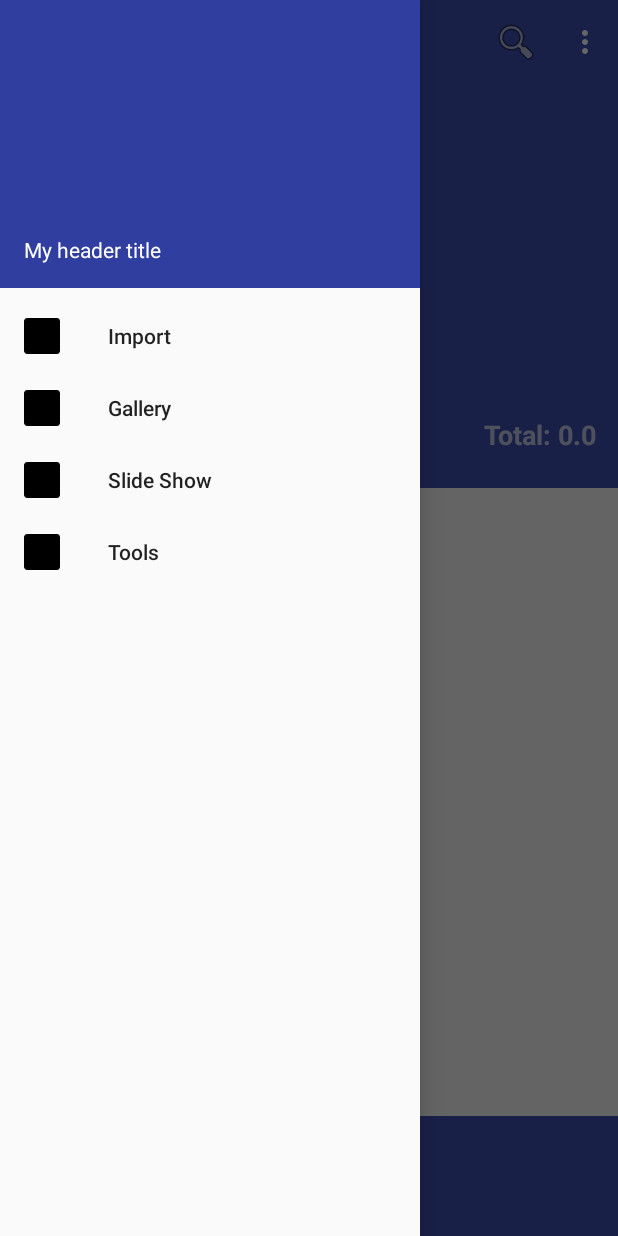
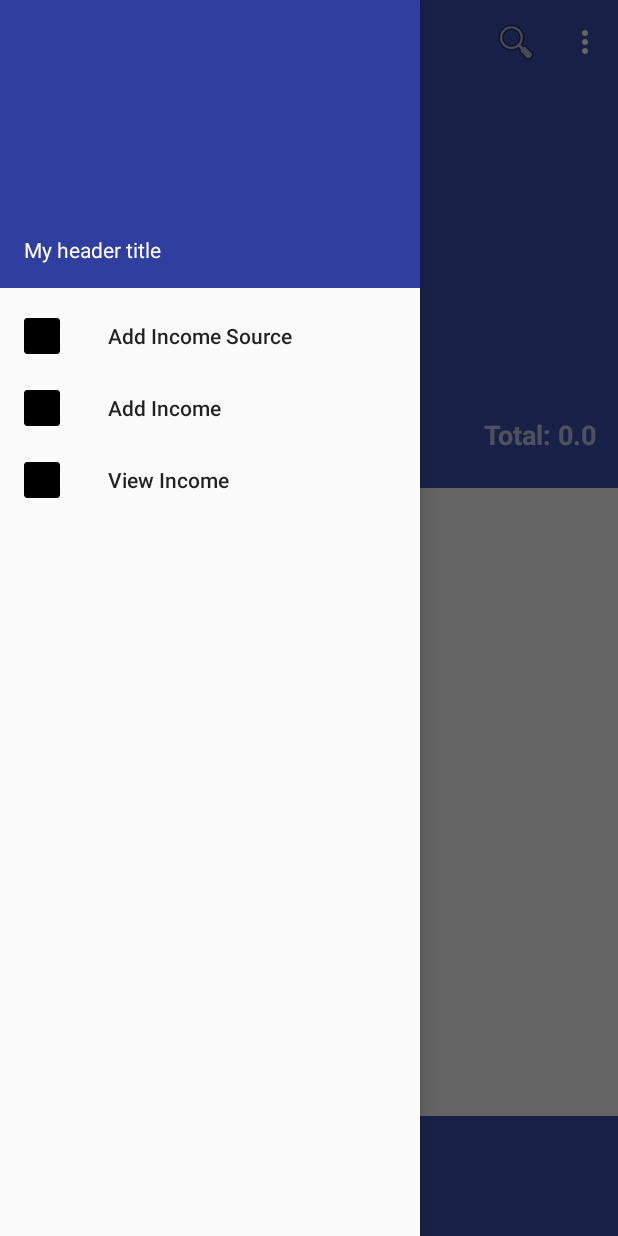
Before and after one commit to syedtanvirahmad/smartwallet, an Android app: the screen it shows after launch (MainActivity), with the side drawer open, on a phone screen of 412 x 824 dp. Run offline under Robolectric (Android 15) with nearby library versions, the phone set to English and light mode, and no system bars; our stand-ins replace Firebase (no records; nobody signed in at launch, a user with empty details on screens opened directly), Room's generated code; libraries missing offline, so code that uses them is left out: android.arch.persistence, com.firebase.jobdispatcher, com.prolificinteractive.materialcalendarview; plain views replace MaterialCalendarView; 5 statements that could not run were skipped.

Commit message:
nav drawer item changed

```diff
--- a/app/src/main/java/com/pencilbox/user/smartwallet/MainActivity.java
+++ b/app/src/main/java/com/pencilbox/user/smartwallet/MainActivity.java
@@ -112,7 +112,7 @@ public class MainActivity extends AppCompatActivity implements MainView,MainView
         mNavigationView.setNavigationItemSelectedListener(new NavigationView.OnNavigationItemSelectedListener() {
             @Override
             public boolean onNavigationItemSelected(@NonNull MenuItem item) {
-                item.setChecked(true);
+                //item.setChecked(true);
                 mDrawerLayout.closeDrawers();
                 return true;
             }
--- a/app/src/main/res/menu/drawer_menu.xml
+++ b/app/src/main/res/menu/drawer_menu.xml
@@ -1,21 +1,15 @@
 <?xml version="1.0" encoding="utf-8"?>
 <menu xmlns:android="http://schemas.android.com/apk/res/android">
-    <group android:checkableBehavior="single">
     <item
         android:id="@+id/nav_camera"
         android:icon="@mipmap/ic_launcher"
-            android:title="@string/import_item" />
+        android:title="@string/add_income_source" />
     <item
         android:id="@+id/nav_gallery"
         android:icon="@mipmap/ic_launcher"
-            android:title="@string/gallery" />
+        android:title="@string/add_income" />
     <item
         android:id="@+id/nav_slideshow"
         android:icon="@mipmap/ic_launcher"
-            android:title="@string/slideshow" />
-        <item
-            android:id="@+id/nav_manage"
-            android:icon="@mipmap/ic_launcher"
-            android:title="@string/tools" />
-    </group>
+        android:title="@string/view_income" />
 </menu>
--- a/app/src/main/res/values/strings.xml
+++ b/app/src/main/res/values/strings.xml
@@ -21,5 +21,9 @@
     <string name="gallery">Gallery</string>
     <string name="slideshow">Slide Show</string>
     <string name="tools">Tools</string>
+    <string name="add_income">Add Income</string>
+    <string name="add_income_source">Add Income Source</string>
+    <string name="view_income">View Income</string>
+
     <string name="hello_blank_fragment">Hello blank fragment</string>
 </resources>
```
Lines whose indentation alone changed are shown as unchanged.
